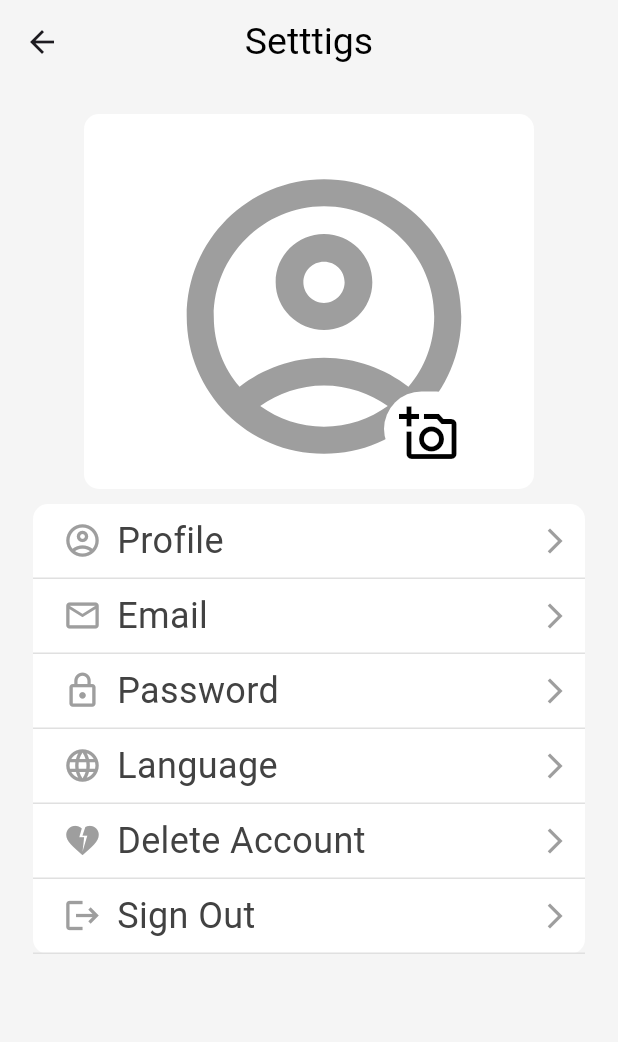
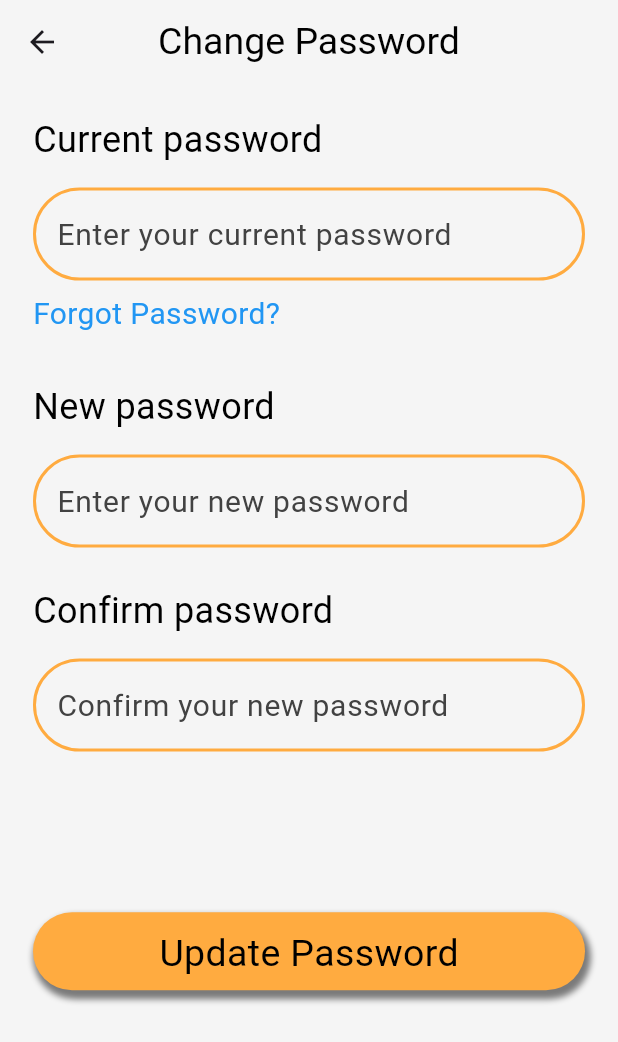
Before and after one commit to MhmdFais/To_Do_App, a Flutter app: the Profile screen opened directly, after a tap on "Password", on a phone screen of 412 x 824 dp. Shown: the top 1042 px of the screen. Run offline on Flutter 3.47's test engine with Material 3 defaults, Android fonts, the phone set to English and light mode, and no system bars; our stand-ins replace cloud_firestore, date_picker_timeline, firebase_auth, firebase_core, flutter_otp_text_field, google_fonts and 5 more; accounts and stored records are empty; Roboto replaces fonts that are missing (Ubuntu).

Commit message:
Delete Account and Change Password functionality

```diff
--- a/lib/pages/profile.dart
+++ b/lib/pages/profile.dart
@@ -8,6 +8,8 @@ import 'package:to_do/components/colors.dart';
 import 'package:to_do/components/setting_components.dart';
 import 'package:to_do/components/utils.dart';
 import 'package:to_do/pages/auth_page.dart';
+import 'package:to_do/settings/change_password.dart';
+import 'package:to_do/settings/delete_account.dart';
 import 'package:to_do/settings/profie_settings.dart';
 
 class Profile extends StatefulWidget {
@@ -126,7 +128,7 @@ class _ProfileState extends State<Profile> {
               ),
               const SizedBox(height: 10),
               Container(
-                height: 300,
+                height: 250,
                 width: double.infinity,
                 decoration: BoxDecoration(
                   color: Colors.white,
@@ -146,14 +148,16 @@ class _ProfileState extends State<Profile> {
                       },
                     ),
                     SettingsMenu(
-                      title: 'Email',
-                      icon: Icons.email_outlined,
-                      onTap: () {},
-                    ),
-                    SettingsMenu(
                       title: 'Password',
                       icon: Icons.lock_outline,
-                      onTap: () {},
+                      onTap: () {
+                        Navigator.push(
+                          context,
+                          MaterialPageRoute(
+                            builder: (context) => const ChangePassword(),
+                          ),
+                        );
+                      },
                     ),
                     SettingsMenu(
                       title: 'Language',
@@ -163,7 +167,14 @@ class _ProfileState extends State<Profile> {
                     SettingsMenu(
                       title: 'Delete Account',
                       icon: Icons.heart_broken,
-                      onTap: () {},
+                      onTap: () {
+                        Navigator.push(
+                          context,
+                          MaterialPageRoute(
+                            builder: (context) => const DeleteAccount(),
+                          ),
+                        );
+                      },
                     ),
                     SettingsMenu(
                       title: 'Sign Out',
--- /dev/null
+++ b/lib/settings/change_password.dart
@@ -0,0 +1,276 @@
+import 'package:firebase_auth/firebase_auth.dart';
+import 'package:flutter/material.dart';
+import 'package:google_fonts/google_fonts.dart';
+import 'package:to_do/components/colors.dart';
+import 'package:to_do/components/main_buttons.dart';
+import 'package:to_do/pages/forgot_password.dart';
+
+class ChangePassword extends StatefulWidget {
+  const ChangePassword({super.key});
+
+  @override
+  State<ChangePassword> createState() => _ChangePasswordState();
+}
+
+class _ChangePasswordState extends State<ChangePassword> {
+  final oldPasswordController = TextEditingController();
+  final newPasswordController = TextEditingController();
+  final confirmPasswordController = TextEditingController();
+
+  void changePassword() async {
+    String oldPassword = oldPasswordController.text;
+    String newPassword = newPasswordController.text;
+    String confirmPassword = confirmPasswordController.text;
+
+    if (oldPassword.isEmpty || newPassword.isEmpty || confirmPassword.isEmpty) {
+      errorMessage('Please fill all the fields');
+      return;
+    }
+
+    if (newPassword == confirmPassword) {
+      try {
+        User? user = FirebaseAuth.instance.currentUser;
+        AuthCredential credential = EmailAuthProvider.credential(
+            email: user!.email!, password: oldPassword);
+        await user.reauthenticateWithCredential(credential);
+        await user.updatePassword(newPassword);
+        successMessage('Password updated successfully');
+        Navigator.pop(context);
+      } catch (e) {
+        print('Error: $e');
+        errorMessage('Please check your password');
+      }
+    } else {
+      errorMessage('Please check your password');
+    }
+  }
+
+  //error message
+  void errorMessage(String message) {
+    showDialog(
+      context: context,
+      builder: (context) {
+        return AlertDialog(
+          title: Text(
+            'Wrong Input',
+            style: GoogleFonts.ubuntu(
+              fontSize: 25,
+              color: Colours().unSelectedText,
+            ),
+          ),
+          content: Text(
+            message,
+            style: GoogleFonts.ubuntu(
+              fontSize: 20,
+              color: Colours().unSelectedText,
+            ),
+          ),
+        );
+      },
+    );
+  }
+
+  //Success message
+  void successMessage(String message) {
+    showDialog(
+      context: context,
+      builder: (context) {
+        return AlertDialog(
+          title: Text(
+            'Success',
+            style: GoogleFonts.ubuntu(
+              fontSize: 25,
+              color: Colours().unSelectedText,
+            ),
+          ),
+          content: Text(
+            message,
+            style: GoogleFonts.ubuntu(
+              fontSize: 20,
+              color: Colours().unSelectedText,
+            ),
+          ),
+        );
+      },
+    );
+  }
+
+  @override
+  Widget build(BuildContext context) {
+    return Scaffold(
+      backgroundColor: Colours().primary,
+      appBar: AppBar(
+        title: Text(
+          'Change Password',
+          style: GoogleFonts.ubuntu(
+            fontSize: 25,
+            color: Colours().unSelectedText,
+          ),
+        ),
+        centerTitle: true,
+        elevation: 0,
+        backgroundColor: Colours().primary,
+      ),
+      body: Padding(
+        padding: const EdgeInsets.symmetric(horizontal: 22),
+        child: SingleChildScrollView(
+          child: Column(
+            crossAxisAlignment: CrossAxisAlignment.start,
+            children: [
+              const SizedBox(height: 20),
+              //old password
+              Text(
+                'Current password',
+                style: GoogleFonts.ubuntu(
+                  fontSize: 24,
+                  color: Colours().unSelectedText,
+                ),
+              ),
+              const SizedBox(height: 15),
+              TextField(
+                controller: oldPasswordController,
+                obscureText: true,
+                decoration: InputDecoration(
+                  hintText: 'Enter your current password',
+                  hintStyle: GoogleFonts.ubuntu(
+                    fontSize: 20,
+                    color: Colours().settingTextColour,
+                  ),
+                  border: OutlineInputBorder(
+                    borderRadius: BorderRadius.circular(50),
+                    borderSide: BorderSide(
+                      color: Colours().borderColor,
+                      width: 2,
+                    ),
+                  ),
+                  enabledBorder: OutlineInputBorder(
+                    borderRadius: BorderRadius.circular(50),
+                    borderSide: BorderSide(
+                      color: Colours().borderColor,
+                      width: 2,
+                    ),
+                  ),
+                  focusedBorder: OutlineInputBorder(
+                    borderRadius: BorderRadius.circular(50),
+                    borderSide: BorderSide(
+                      color: Colours().borderColor,
+                      width: 2,
+                    ),
+                  ),
+                ),
+              ),
+              const SizedBox(height: 8),
+              GestureDetector(
+                onTap: () {
+                  Navigator.push(
+                    context,
+                    MaterialPageRoute(
+                      builder: (context) => const ForgotPassword(),
+                    ),
+                  );
+                },
+                child: Text(
+                  'Forgot Password?',
+                  style: GoogleFonts.ubuntu(
+                    fontSize: 20,
+                    color: Colours().forgotPassword,
+                  ),
+                ),
+              ),
+              const SizedBox(height: 30),
+              //new password
+              Text(
+                'New password',
+                style: GoogleFonts.ubuntu(
+                  fontSize: 24,
+                  color: Colours().unSelectedText,
+                ),
+              ),
+              const SizedBox(height: 15),
+              TextField(
+                controller: newPasswordController,
+                obscureText: true,
+                decoration: InputDecoration(
+                  hintText: 'Enter your new password',
+                  hintStyle: GoogleFonts.ubuntu(
+                    fontSize: 20,
+                    color: Colours().settingTextColour,
+                  ),
+                  border: OutlineInputBorder(
+                    borderRadius: BorderRadius.circular(50),
+                    borderSide: BorderSide(
+                      color: Colours().borderColor,
+                      width: 2,
+                    ),
+                  ),
+                  enabledBorder: OutlineInputBorder(
+                    borderRadius: BorderRadius.circular(50),
+                    borderSide: BorderSide(
+                      color: Colours().borderColor,
+                      width: 2,
+                    ),
+                  ),
+                  focusedBorder: OutlineInputBorder(
+                    borderRadius: BorderRadius.circular(50),
+                    borderSide: BorderSide(
+                      color: Colours().borderColor,
+                      width: 2,
+                    ),
+                  ),
+                ),
+              ),
+              const SizedBox(height: 25),
+              //confirm password
+              Text(
+                'Confirm password',
+                style: GoogleFonts.ubuntu(
+                  fontSize: 24,
+                  color: Colours().unSelectedText,
+                ),
+              ),
+              const SizedBox(height: 15),
+              TextField(
+                controller: confirmPasswordController,
+                obscureText: true,
+                decoration: InputDecoration(
+                  hintText: 'Confirm your new password',
+                  hintStyle: GoogleFonts.ubuntu(
+                    fontSize: 20,
+                    color: Colours().settingTextColour,
+                  ),
+                  border: OutlineInputBorder(
+                    borderRadius: BorderRadius.circular(50),
+                    borderSide: BorderSide(
+                      color: Colours().borderColor,
+                      width: 2,
+                    ),
+                  ),
+                  enabledBorder: OutlineInputBorder(
+                    borderRadius: BorderRadius.circular(50),
+                    borderSide: BorderSide(
+                      color: Colours().borderColor,
+                      width: 2,
+                    ),
+                  ),
+                  focusedBorder: OutlineInputBorder(
+                    borderRadius: BorderRadius.circular(50),
+                    borderSide: BorderSide(
+                      color: Colours().borderColor,
+                      width: 2,
+                    ),
+                  ),
+                ),
+              ),
+              SizedBox(height: MediaQuery.of(context).size.height * 0.13),
+              //change password button
+              MainButton(
+                onTap: changePassword,
+                text: 'Update Password',
+              ),
+            ],
+          ),
+        ),
+      ),
+    );
+  }
+}
```
Also changed, not shown: lib/settings/delete_account.dart (added, +184 -0 lines).
